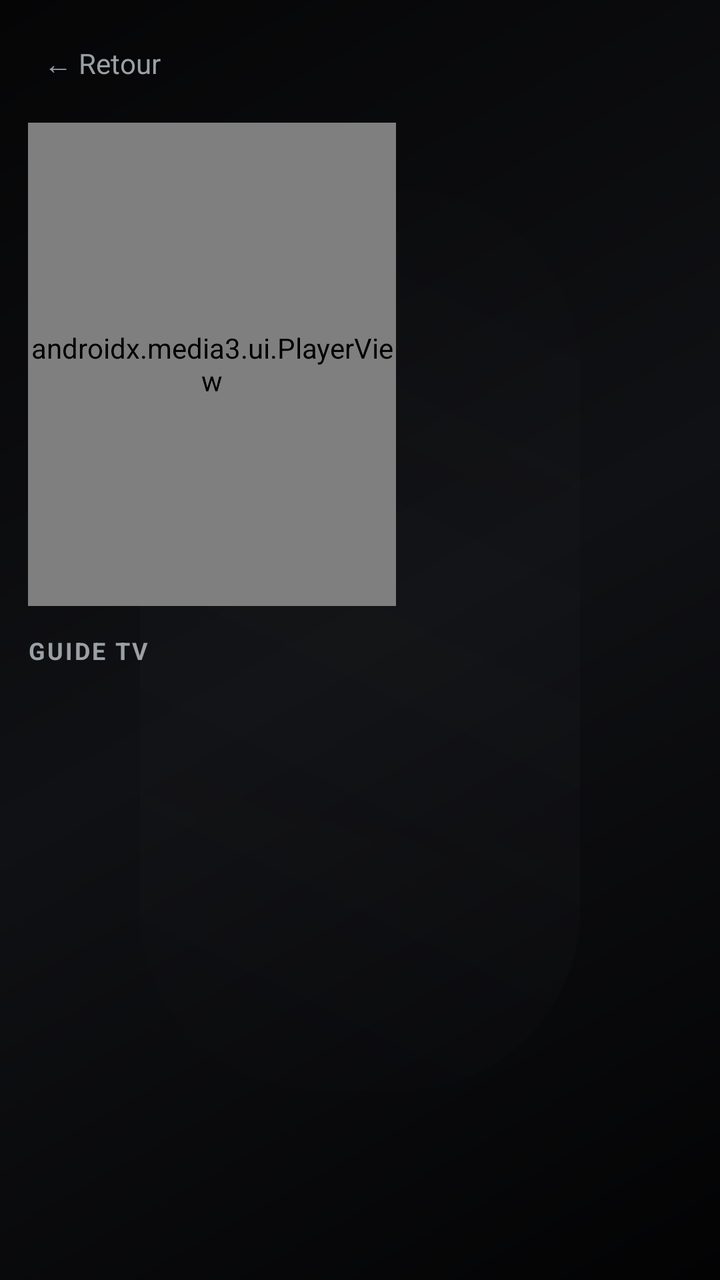
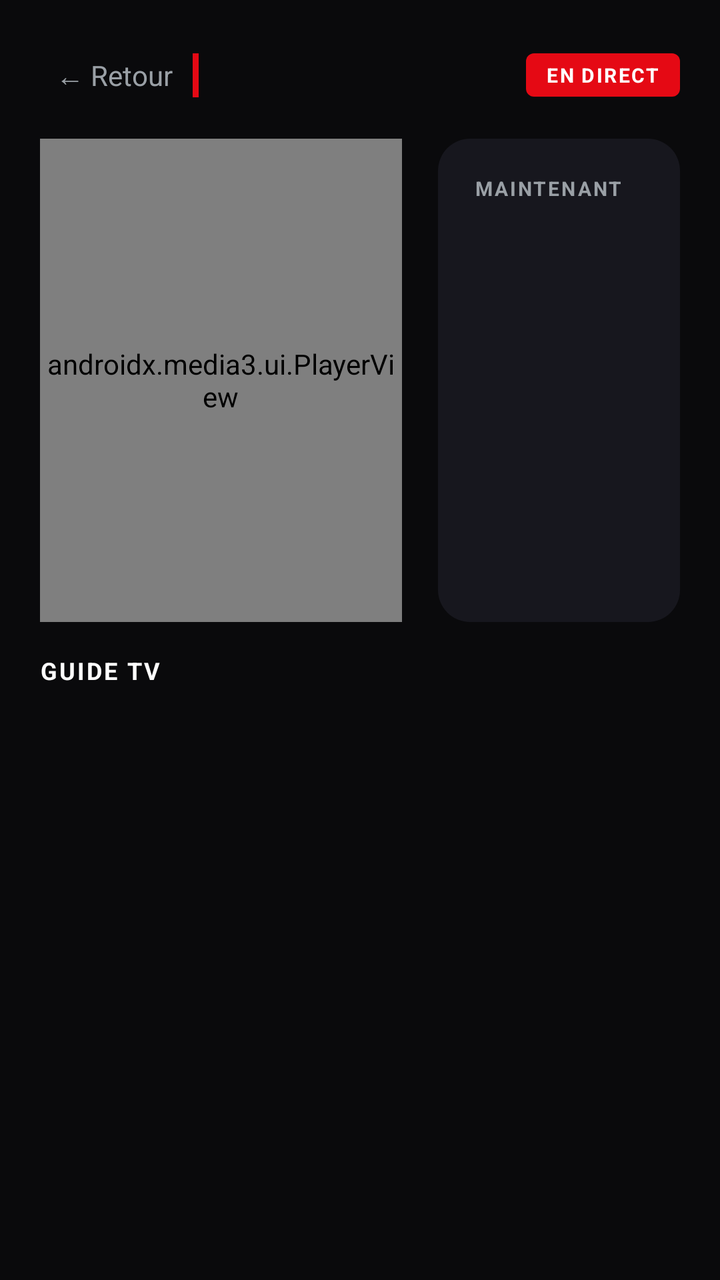

Screens rendered from an Android XML layout before and after an edit, with the pre-edit source and the edit as a unified diff.
<!-- AndroidManifest.xml: application theme Theme.KZ -->
<!-- res/layout/activity_live_preview.xml -->
<?xml version="1.0" encoding="utf-8"?>
<LinearLayout xmlns:android="http://schemas.android.com/apk/res/android"
    xmlns:app="http://schemas.android.com/apk/res-auto"
    android:layout_width="match_parent"
    android:layout_height="match_parent"
    android:orientation="vertical"
    android:background="@drawable/bg_home"
    android:padding="14dp"
    android:clipChildren="false"
    android:clipToPadding="false">

    <LinearLayout
        android:layout_width="match_parent"
        android:layout_height="wrap_content"
        android:orientation="horizontal"
        android:gravity="center_vertical"
        android:layout_marginBottom="12dp">

        <TextView
            android:id="@+id/backBtn"
            android:layout_width="wrap_content"
            android:layout_height="wrap_content"
            android:text="← Retour"
            android:textColor="@color/muted"
            android:textSize="14sp"
            android:padding="8dp"
            android:clickable="true"
            android:focusable="true" />

        <TextView
            android:id="@+id/titleTv"
            android:layout_width="0dp"
            android:layout_height="wrap_content"
            android:layout_weight="1"
            android:textColor="@color/text"
            android:textStyle="bold"
            android:textSize="19sp"
            android:maxLines="1"
            android:ellipsize="end"
            android:layout_marginStart="14dp" />

    </LinearLayout>

    <LinearLayout
        android:layout_width="match_parent"
        android:layout_height="0dp"
        android:layout_weight="0.85"
        android:orientation="horizontal">

        <androidx.media3.ui.PlayerView
            android:id="@+id/playerView"
            android:layout_width="0dp"
            android:layout_height="match_parent"
            android:layout_weight="1.4"
            android:background="#000000"
            android:focusable="true"
            android:focusableInTouchMode="true"
            app:resize_mode="fit"
            app:use_controller="false"
            app:show_buffering="when_playing" />

        <LinearLayout
            android:layout_width="0dp"
            android:layout_height="match_parent"
            android:layout_weight="1"
            android:orientation="vertical"
            android:layout_marginStart="16dp"
            android:padding="4dp">

            <TextView
                android:id="@+id/nowTitle"
                android:layout_width="match_parent"
                android:layout_height="wrap_content"
                android:textColor="@color/text"
                android:textStyle="bold"
                android:textSize="16sp"
                android:maxLines="2"
                android:ellipsize="end" />

            <TextView
                android:id="@+id/nowTime"
                android:layout_width="match_parent"
                android:layout_height="wrap_content"
                android:textColor="@color/accent"
                android:textStyle="bold"
                android:textSize="13sp"
                android:layout_marginTop="6dp" />

            <ScrollView
                android:layout_width="match_parent"
                android:layout_height="0dp"
                android:layout_weight="1"
                android:layout_marginTop="10dp">

                <TextView
                    android:id="@+id/nowDesc"
                    android:layout_width="match_parent"
                    android:layout_height="wrap_content"
                    android:textColor="@color/muted"
                    android:textSize="13sp"
                    android:lineSpacingExtra="2dp" />
            </ScrollView>
        </LinearLayout>
    </LinearLayout>

    <TextView
        android:layout_width="wrap_content"
        android:layout_height="wrap_content"
        android:text="GUIDE TV"
        android:textColor="@color/muted"
        android:textSize="12sp"
        android:textStyle="bold"
        android:letterSpacing="0.08"
        android:layout_marginTop="14dp"
        android:layout_marginBottom="8dp" />

    <FrameLayout
        android:layout_width="match_parent"
        android:layout_height="0dp"
        android:layout_weight="1">

        <androidx.recyclerview.widget.RecyclerView
            android:id="@+id/epgRv"
            android:layout_width="match_parent"
            android:layout_height="match_parent"
            android:clipToPadding="false" />

        <TextView
            android:id="@+id/epgMsg"
            android:layout_width="wrap_content"
            android:layout_height="wrap_content"
            android:layout_gravity="center"
            android:textColor="@color/muted"
            android:gravity="center"
            android:textSize="14sp" />
    </FrameLayout>
</LinearLayout>
<!-- resources referenced by this layout -->
<resources>
  <color name="accent">#E50914</color>
  <color name="muted">#9AA0A6</color>
  <color name="text">#FFFFFF</color>
  <!-- drawable bg_home (drawable) -->
  <?xml version="1.0" encoding="utf-8"?>
  <layer-list xmlns:android="http://schemas.android.com/apk/res/android">
      <item>
          <shape android:shape="rectangle">
              <gradient
                  android:type="linear"
                  android:angle="315"
                  android:startColor="#050506"
                  android:centerColor="#101114"
                  android:endColor="#030304" />
          </shape>
      </item>
  
      <item android:left="-170dp" android:top="-150dp" android:right="430dp" android:bottom="260dp">
          <shape android:shape="oval">
              <gradient
                  android:type="radial"
                  android:gradientRadius="430dp"
                  android:startColor="#30343A"
                  android:centerColor="#15171B"
                  android:endColor="#00000000" />
          </shape>
      </item>
  
      <item android:left="420dp" android:top="210dp" android:right="-230dp" android:bottom="-230dp">
          <shape android:shape="oval">
              <gradient
                  android:type="radial"
                  android:gradientRadius="470dp"
                  android:startColor="#24272D"
                  android:centerColor="#101216"
                  android:endColor="#00000000" />
          </shape>
      </item>
  
      <item android:left="70dp" android:top="95dp" android:right="70dp" android:bottom="95dp">
          <shape android:shape="rectangle">
              <gradient
                  android:type="linear"
                  android:angle="45"
                  android:startColor="#00111111"
                  android:centerColor="#1B2B2E34"
                  android:endColor="#00111111" />
              <corners android:radius="90dp" />
          </shape>
      </item>
  </layer-list>
  <style name="Theme.KZ" parent="Theme.Material3.DayNight.NoActionBar">
          <item name="android:windowBackground">@color/bg</item>
          <item name="android:statusBarColor">@color/bg</item>
          <item name="android:navigationBarColor">@color/bg</item>
          <item name="colorPrimary">@color/accent</item>
          <item name="colorOnPrimary">@color/text</item>
      </style>
  <color name="bg">#0A0A0C</color>
</resources>

<!-- the commit's change to res/layout/activity_live_preview.xml (unified diff, before → after) -->
@@ -4,8 +4,8 @@
     android:layout_width="match_parent"
     android:layout_height="match_parent"
     android:orientation="vertical"
-    android:background="@drawable/bg_home"
-    android:padding="14dp"
+    android:background="@color/bg"
+    android:padding="20dp"
     android:clipChildren="false"
     android:clipToPadding="false">
 
@@ -14,18 +14,25 @@
         android:layout_height="wrap_content"
         android:orientation="horizontal"
         android:gravity="center_vertical"
-        android:layout_marginBottom="12dp">
+        android:layout_marginBottom="14dp">
 
         <TextView
             android:id="@+id/backBtn"
             android:layout_width="wrap_content"
             android:layout_height="wrap_content"
-            android:text="← Retour"
+            android:text="\u2190 Retour"
             android:textColor="@color/muted"
             android:textSize="14sp"
             android:padding="8dp"
             android:clickable="true"
             android:focusable="true" />
+
+        <View
+            android:layout_width="3dp"
+            android:layout_height="22dp"
+            android:background="@color/accent"
+            android:layout_marginStart="2dp"
+            android:layout_marginEnd="12dp" />
 
         <TextView
             android:id="@+id/titleTv"
@@ -34,38 +41,66 @@
             android:layout_weight="1"
             android:textColor="@color/text"
             android:textStyle="bold"
-            android:textSize="19sp"
+            android:textSize="22sp"
             android:maxLines="1"
-            android:ellipsize="end"
-            android:layout_marginStart="14dp" />
+            android:ellipsize="end" />
 
+        <TextView
+            android:layout_width="wrap_content"
+            android:layout_height="wrap_content"
+            android:text="EN DIRECT"
+            android:textColor="@color/text"
+            android:textStyle="bold"
+            android:textSize="10sp"
+            android:letterSpacing="0.08"
+            android:background="@drawable/bg_now_badge"
+            android:paddingStart="10dp"
+            android:paddingEnd="10dp"
+            android:paddingTop="4dp"
+            android:paddingBottom="4dp" />
     </LinearLayout>
 
     <LinearLayout
         android:layout_width="match_parent"
         android:layout_height="0dp"
-        android:layout_weight="0.85"
+        android:layout_weight="0.9"
         android:orientation="horizontal">
 
-        <androidx.media3.ui.PlayerView
-            android:id="@+id/playerView"
+        <FrameLayout
             android:layout_width="0dp"
             android:layout_height="match_parent"
-            android:layout_weight="1.4"
-            android:background="#000000"
-            android:focusable="true"
-            android:focusableInTouchMode="true"
-            app:resize_mode="fit"
-            app:use_controller="false"
-            app:show_buffering="when_playing" />
+            android:layout_weight="1.5"
+            android:background="@drawable/bg_card">
+            <androidx.media3.ui.PlayerView
+                android:id="@+id/playerView"
+                android:layout_width="match_parent"
+                android:layout_height="match_parent"
+                android:background="#000000"
+                android:focusable="true"
+                android:focusableInTouchMode="true"
+                app:resize_mode="fit"
+                app:use_controller="false"
+                app:show_buffering="when_playing" />
+        </FrameLayout>
 
         <LinearLayout
             android:layout_width="0dp"
             android:layout_height="match_parent"
             android:layout_weight="1"
             android:orientation="vertical"
-            android:layout_marginStart="16dp"
-            android:padding="4dp">
+            android:layout_marginStart="18dp"
+            android:background="@drawable/bg_card"
+            android:padding="18dp">
+
+            <TextView
+                android:layout_width="wrap_content"
+                android:layout_height="wrap_content"
+                android:text="MAINTENANT"
+                android:textColor="@color/muted"
+                android:textSize="10sp"
+                android:textStyle="bold"
+                android:letterSpacing="0.1"
+                android:layout_marginBottom="8dp" />
 
             <TextView
                 android:id="@+id/nowTitle"
@@ -73,13 +108,13 @@
                 android:layout_height="wrap_content"
                 android:textColor="@color/text"
                 android:textStyle="bold"
-                android:textSize="16sp"
+                android:textSize="17sp"
                 android:maxLines="2"
                 android:ellipsize="end" />
 
             <TextView
                 android:id="@+id/nowTime"
-                android:layout_width="match_parent"
+                android:layout_width="wrap_content"
                 android:layout_height="wrap_content"
                 android:textColor="@color/accent"
                 android:textStyle="bold"
@@ -107,11 +142,11 @@
         android:layout_width="wrap_content"
         android:layout_height="wrap_content"
         android:text="GUIDE TV"
-        android:textColor="@color/muted"
+        android:textColor="@color/text"
         android:textSize="12sp"
         android:textStyle="bold"
         android:letterSpacing="0.08"
-        android:layout_marginTop="14dp"
+        android:layout_marginTop="16dp"
         android:layout_marginBottom="8dp" />
 
     <FrameLayout
<!-- resource entries referenced after the edit -->
@@ -3,54 +3,18 @@
   <color name="accent">#E50914</color>
   <color name="muted">#9AA0A6</color>
   <color name="text">#FFFFFF</color>
-  <!-- drawable bg_home (drawable) -->
+  <!-- drawable bg_card (drawable) -->
   <?xml version="1.0" encoding="utf-8"?>
-  <layer-list xmlns:android="http://schemas.android.com/apk/res/android">
-      <item>
-          <shape android:shape="rectangle">
-              <gradient
-                  android:type="linear"
-                  android:angle="315"
-                  android:startColor="#050506"
-                  android:centerColor="#101114"
-                  android:endColor="#030304" />
-          </shape>
-      </item>
-  
-      <item android:left="-170dp" android:top="-150dp" android:right="430dp" android:bottom="260dp">
-          <shape android:shape="oval">
-              <gradient
-                  android:type="radial"
-                  android:gradientRadius="430dp"
-                  android:startColor="#30343A"
-                  android:centerColor="#15171B"
-                  android:endColor="#00000000" />
-          </shape>
-      </item>
-  
-      <item android:left="420dp" android:top="210dp" android:right="-230dp" android:bottom="-230dp">
-          <shape android:shape="oval">
-              <gradient
-                  android:type="radial"
-                  android:gradientRadius="470dp"
-                  android:startColor="#24272D"
-                  android:centerColor="#101216"
-                  android:endColor="#00000000" />
-          </shape>
-      </item>
-  
-      <item android:left="70dp" android:top="95dp" android:right="70dp" android:bottom="95dp">
-          <shape android:shape="rectangle">
-              <gradient
-                  android:type="linear"
-                  android:angle="45"
-                  android:startColor="#00111111"
-                  android:centerColor="#1B2B2E34"
-                  android:endColor="#00111111" />
-              <corners android:radius="90dp" />
-          </shape>
-      </item>
-  </layer-list>
+  <shape xmlns:android="http://schemas.android.com/apk/res/android" android:shape="rectangle">
+      <solid android:color="@color/card" />
+      <corners android:radius="16dp" />
+  </shape>
+  <!-- drawable bg_now_badge (drawable) -->
+  <?xml version="1.0" encoding="utf-8"?>
+  <shape xmlns:android="http://schemas.android.com/apk/res/android" android:shape="rectangle">
+      <solid android:color="@color/accent" />
+      <corners android:radius="4dp" />
+  </shape>
   <style name="Theme.KZ" parent="Theme.Material3.DayNight.NoActionBar">
           <item name="android:windowBackground">@color/bg</item>
           <item name="android:statusBarColor">@color/bg</item>
@@ -58,6 +22,7 @@
           <item name="colorPrimary">@color/accent</item>
           <item name="colorOnPrimary">@color/text</item>
       </style>
+  <color name="card">#17171E</color>
   <color name="bg">#0A0A0C</color>
 </resources>
 
